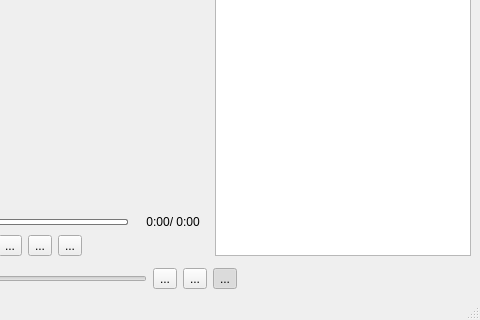
First picture: the form in GUI.ui, repository Ephiriel/MusicPieceRecognition, before the edit; both pictures show x 593 to 1073 and y 322 to 642 of the 1073 by 642 pixel window.
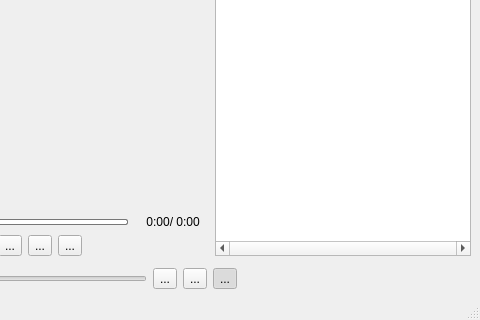
Second picture: the form after the edit. Icons and pictures are not drawn. Custom widgets are drawn as their Qt base class.

The edit to the form file:
```diff
--- a/GUI.ui
+++ b/GUI.ui
@@ -489,6 +489,18 @@
               <height>200</height>
              </size>
             </property>
+            <property name="layoutDirection">
+             <enum>Qt::LeftToRight</enum>
+            </property>
+            <property name="horizontalScrollBarPolicy">
+             <enum>Qt::ScrollBarAlwaysOn</enum>
+            </property>
+            <property name="sizeAdjustPolicy">
+             <enum>QAbstractScrollArea::AdjustToContents</enum>
+            </property>
+            <property name="autoScroll">
+             <bool>false</bool>
+            </property>
             <property name="editTriggers">
              <set>QAbstractItemView::NoEditTriggers</set>
             </property>
@@ -501,6 +513,9 @@
             <property name="selectionBehavior">
              <enum>QAbstractItemView::SelectRows</enum>
             </property>
+            <property name="textElideMode">
+             <enum>Qt::ElideLeft</enum>
+            </property>
             <property name="showGrid">
              <bool>false</bool>
             </property>
@@ -510,6 +525,9 @@
             <property name="cornerButtonEnabled">
              <bool>false</bool>
             </property>
+            <attribute name="horizontalHeaderVisible">
+             <bool>true</bool>
+            </attribute>
             <attribute name="horizontalHeaderCascadingSectionResizes">
              <bool>false</bool>
             </attribute>
```
Left out of the diff: 5 changed lines with no effect on the pictures.
